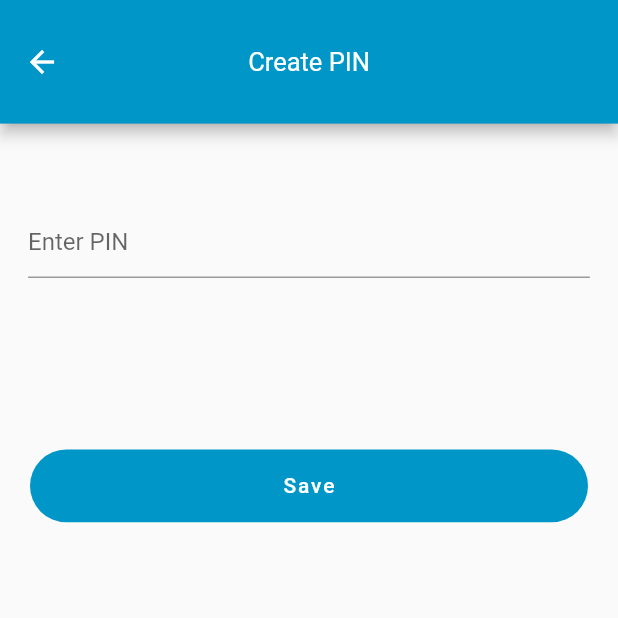
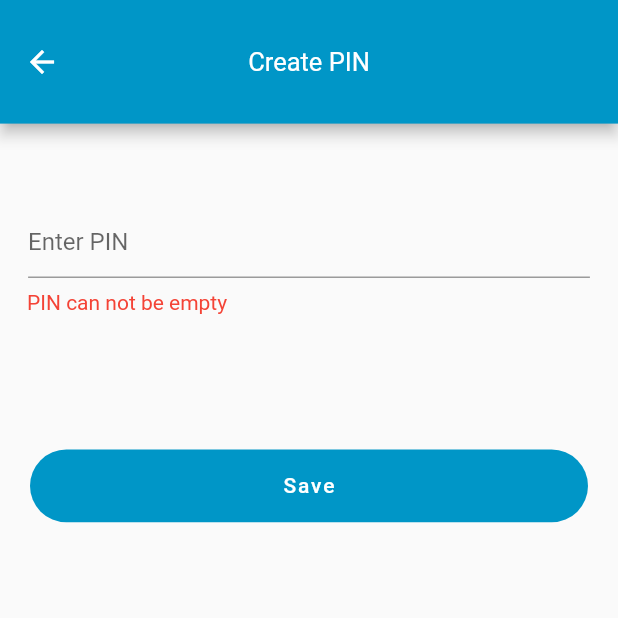
Before and after one commit to fredrickrogath/smart-money, a Flutter app: the Pin screen opened directly with empty values, after a tap on "Save", on a phone screen of 412 x 824 dp, the top half of it. Run offline on Flutter 3.47's test engine with Material 2 defaults, Android fonts, the phone set to English and light mode, and no system bars; our stand-ins replace animated_splash_screen, animated_text_kit, draggable_home, dropdown_search, intl_phone_field, page_transition and 2 more; accounts and stored records are empty; network calls fail.

```diff
--- a/lib/pages2/pin.dart
+++ b/lib/pages2/pin.dart
@@ -53,6 +53,9 @@ class _PinState extends State<Pin> {
       //   accessToken = jsonResponse['access_token'][0];
       // }
 
+      passErrors = false;
+      mobileErrors = false;
+
       if (jsonResponse['mobile']?.isNotEmpty ?? false) {
         mobile = jsonResponse['mobile'][0];
         mobileErrors = true;
@@ -60,7 +63,6 @@ class _PinState extends State<Pin> {
         print(mobile);
       }
       if (jsonResponse['password']?.isNotEmpty ?? false) {
-
         pass = jsonResponse['password'][0];
         passErrors = true;
         error = true;
@@ -136,8 +138,8 @@ class _PinState extends State<Pin> {
                         mainAxisAlignment: MainAxisAlignment.start,
                         children: [
                           Text(
-                              btnSubmit && !_controller.value.text.isNotEmpty
-                                  ? 'Name can not be empty'
+                              _controller.value.text.isEmpty
+                                  ? 'PIN can not be empty'
                                   : '',
                               style: const TextStyle(color: Colors.red)),
                         ],
@@ -177,16 +179,9 @@ class _PinState extends State<Pin> {
                         elevation: 0.0,
                         onPressed: () {
                           login();
-                          // Navigator.push(
-                          //     context,
-                          //     PageTransition(
-                          //         duration: const Duration(milliseconds: 700),
-                          //         reverseDuration:
-                          //             const Duration(milliseconds: 700),
-                          //         type: PageTransitionType.rightToLeftWithFade,
-                          //         child: const Budget()));
 
-                          if (error) {
+
+                          if (error && _controller.text.isNotEmpty) {
                             var alertStyle = AlertStyle(
                               // animationType: AnimationType.grow,
                               // isCloseButton: false,
@@ -224,7 +219,7 @@ class _PinState extends State<Pin> {
                                           children: [
                                             Padding(
                                               padding: const EdgeInsets.only(
-                                                  bottom: 2.0),
+                                                  top: 10.0),
                                               child: mobileErrors
                                                   ? Text(
                                                       mobile,
@@ -235,14 +230,14 @@ class _PinState extends State<Pin> {
                                                       height: 0.0,
                                                     ),
                                             ),
-                                            if (passErrors)
-                                              Text(pass,
-                                                  style: const TextStyle(
-                                                      fontSize: 14.0))
-                                            else
-                                              const SizedBox(
-                                                height: 0.0,
-                                              )
+                                            // if (passErrors)
+                                            //   Text(pass,
+                                            //       style: const TextStyle(
+                                            //           fontSize: 14.0))
+                                            // else
+                                            //   const SizedBox(
+                                            //     height: 0.0,
+                                            //   )
                                           ]))
                                 ],
                               ),
```
